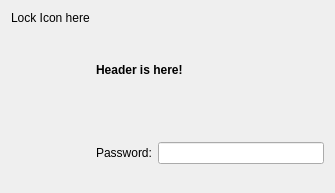
Above: agent/AuthDialog.ui from oxan/systemd-kde-agent before the change. Below: the same form after it.
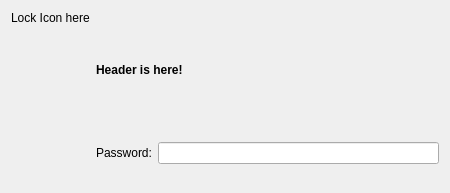
That is the form after the change. Custom widgets are drawn as their Qt base class.

Commit message: Make dialog minimal 450 pixels width

The edit to the form file:
```diff
--- a/agent/AuthDialog.ui
+++ b/agent/AuthDialog.ui
@@ -5,7 +5,7 @@
    <rect>
     <x>0</x>
     <y>0</y>
-    <width>335</width>
+    <width>450</width>
     <height>193</height>
    </rect>
   </property>
```
Left out of the diff: 3 changed lines with no effect on the pictures.
